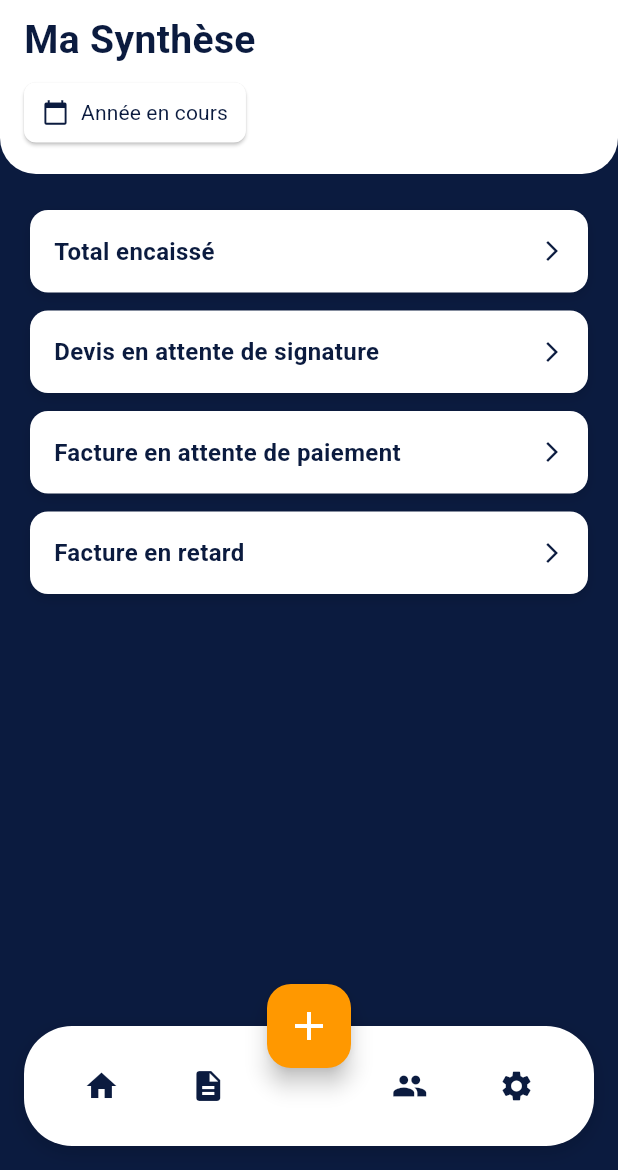
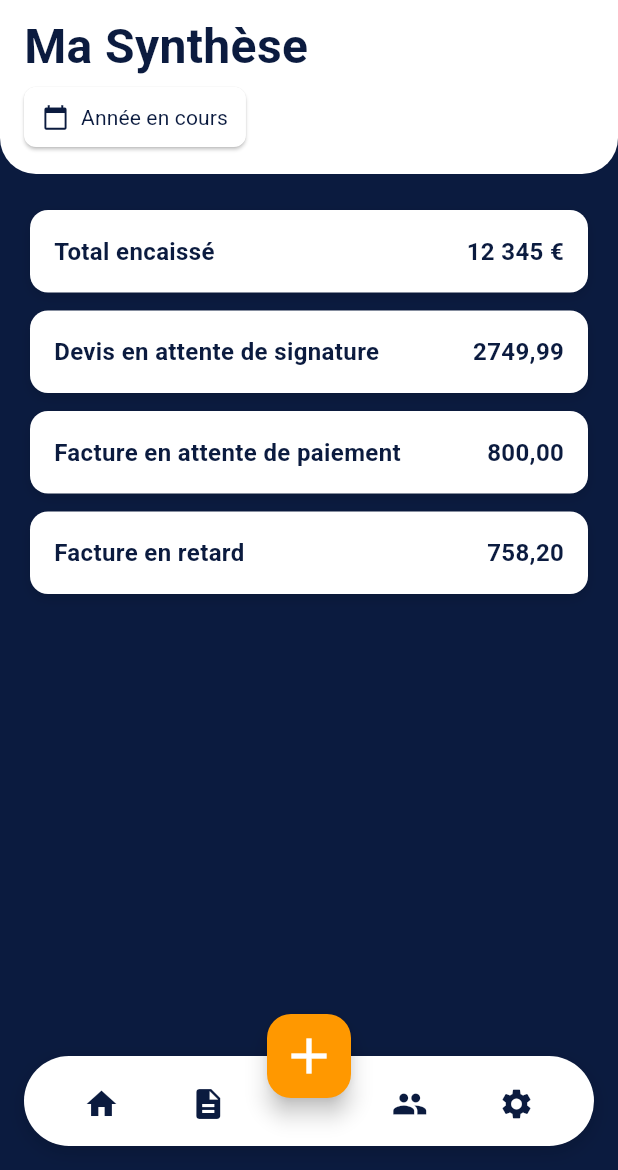
Before and after one commit to mikaelvery/devis_facture_gg_intervention, a Flutter app: the screen it shows after launch, after a tap on the "home" icon, on a phone screen of 412 x 824 dp, the part 66-1236 px from its top. Run offline on Flutter 3.47's test engine with Material 3 defaults, Android fonts, the phone set to English and light mode, and no system bars; our stand-ins replace cloud_firestore, firebase_core, flutter_dotenv, google_fonts, pdf, signature; missing offline and left inert: mailer, syncfusion_flutter_pdfviewer; accounts and stored records are empty.

Commit message:
amelioration du splashScreen du dashboard et nettoyage du devis

```diff
--- a/lib/screens/home_dashboard_screen.dart
+++ b/lib/screens/home_dashboard_screen.dart
@@ -1,12 +1,74 @@
+import 'package:flutter/material.dart';
+import 'package:intl/intl.dart';
 import 'package:devis_facture_gg_intervention/screens/document_screen.dart';
-import 'package:flutter/material.dart';
 import 'package:devis_facture_gg_intervention/constants/colors.dart';
 
-class DashboardScreen extends StatelessWidget {
+class DashboardScreen extends StatefulWidget {
   const DashboardScreen({super.key});
 
   @override
+  State<DashboardScreen> createState() => _DashboardScreenState();
+}
+
+class _DashboardScreenState extends State<DashboardScreen> {
+  DateTimeRange? selectedDateRange;
+
+  // Simule des stats en fonction de la plage
+  Map<String, String> getStats() {
+    if (selectedDateRange == null) {
+      // Stats par défaut (année en cours)
+      return {
+        'Total encaissé': '12 345 €',
+        'Devis en attente de signature': '2749,99',
+        'Facture en attente de paiement': '800,00',
+        'Facture en retard': '758,20',
+      };
+    } else {
+      // Stats mock filtrées sur la plage sélectionnée (à remplacer par ta BDD)
+      return {
+        'Total encaissé': '9 876 €',
+        'Devis en attente de signature': '1235,12',
+        'Facture en attente de paiement': '500,49 €',
+        'Facture en retard': '649 €',
+      };
+    }
+  }
+
+  Future<void> _pickDateRange() async {
+    final now = DateTime.now();
+    final initialDateRange = selectedDateRange ??
+        DateTimeRange(
+          start: DateTime(now.year, 1, 1),
+          end: now,
+        );
+
+    final picked = await showDateRangePicker(
+      context: context,
+      firstDate: DateTime(now.year - 5),
+      lastDate: DateTime(now.year + 1),
+      initialDateRange: initialDateRange,
+      helpText: 'Sélectionnez une plage de dates',
+    );
+
+    if (picked != null) {
+      setState(() {
+        selectedDateRange = picked;
+      });
+    }
+  }
+
+  String _formatDateRange() {
+    if (selectedDateRange == null) {
+      return 'Année en cours';
+    }
+    final f = DateFormat('dd/MM/yyyy');
+    return '${f.format(selectedDateRange!.start)} - ${f.format(selectedDateRange!.end)}';
+  }
+
+  @override
   Widget build(BuildContext context) {
+    final stats = getStats();
+
     return Scaffold(
       backgroundColor: bleuNuit,
       extendBody: true,
@@ -34,22 +96,20 @@ class DashboardScreen extends StatelessWidget {
                       style: TextStyle(
                         color: bleuNuit,
                         fontWeight: FontWeight.bold,
-                        fontSize: 26,
+                        fontSize: 32,
                       ),
                     ),
-                    const SizedBox(height: 6),
                     ElevatedButton.icon(
                       icon: const Icon(Icons.calendar_today, color: bleuNuit, size: 18),
-                      label: const Text('Année en cours', style: TextStyle(color: bleuNuit)),
+                      label: Text(_formatDateRange(),
+                          style: const TextStyle(color: bleuNuit)),
                       style: ElevatedButton.styleFrom(
                         padding: const EdgeInsets.symmetric(horizontal: 12, vertical: 8),
                         backgroundColor: blanc,
                         elevation: 1,
                         shape: RoundedRectangleBorder(borderRadius: BorderRadius.circular(8)),
                       ),
-                      onPressed: () {
-                        // Action date picker
-                      },
+                      onPressed: _pickDateRange,
                     ),
                   ],
                 ),
@@ -69,19 +129,17 @@ class DashboardScreen extends StatelessWidget {
         ),
       ),
       body: Padding(
-        padding: const EdgeInsets.symmetric(horizontal: 20, vertical: 24),
-        child: Column(
-          crossAxisAlignment: CrossAxisAlignment.start,
-          children: const [
-            CardStat(title: 'Total encaissé'),
-            SizedBox(height: 12),
-            CardStat(title: 'Devis en attente de signature'),
-            SizedBox(height: 12),
-            CardStat(title: 'Facture en attente de paiement'),
-            SizedBox(height: 12),
-            CardStat(title: 'Facture en retard'),
-          ],
-        ),
+
+          padding: const EdgeInsets.symmetric(horizontal: 20, vertical: 24),
+          child: Column(
+            crossAxisAlignment: CrossAxisAlignment.start,
+            children: stats.entries.map((entry) {
+              return Padding(
+                padding: const EdgeInsets.only(bottom: 12),
+                child: CardStat(title: entry.key, value: entry.value),
+              );
+            }).toList(),
+          ),
       ),
       floatingActionButtonLocation: FloatingActionButtonLocation.centerDocked,
       floatingActionButton: FloatingActionButton(
@@ -92,9 +150,10 @@ class DashboardScreen extends StatelessWidget {
             MaterialPageRoute(builder: (context) => const DocumentScreen()),
           );
         },
-        child: const Icon(Icons.add, size: 32, color: blanc),
+        child: const Icon(Icons.add, size: 40, color: blanc),
       ),
       bottomNavigationBar: Container(
+        height: 60,
         margin: const EdgeInsets.only(left: 16, right: 16, bottom: 16),
         decoration: BoxDecoration(
           color: blanc,
@@ -141,8 +200,9 @@ class DashboardScreen extends StatelessWidget {
 
 class CardStat extends StatelessWidget {
   final String title;
+  final String value;
 
-  const CardStat({super.key, required this.title});
+  const CardStat({super.key, required this.title, this.value = ''});
 
   @override
   Widget build(BuildContext context) {
@@ -166,7 +226,14 @@ class CardStat extends StatelessWidget {
               color: bleuNuit,
             ),
           ),
-          const Icon(Icons.arrow_forward_ios, size: 16, color: bleuNuit),
+          Text(
+            value,
+            style: const TextStyle(
+              fontSize: 16,
+              fontWeight: FontWeight.w600,
+              color: bleuNuit,
+            ),
+          ),
         ],
       ),
     );
--- a/lib/screens/splash_screen.dart
+++ b/lib/screens/splash_screen.dart
@@ -1,4 +1,6 @@
 import 'package:flutter/material.dart';
+import 'package:google_fonts/google_fonts.dart';
+import 'package:devis_facture_gg_intervention/constants/colors.dart';
 import 'package:devis_facture_gg_intervention/screens/home_dashboard_screen.dart';
 
 class SplashScreen extends StatefulWidget {
@@ -11,23 +13,29 @@ class SplashScreen extends StatefulWidget {
 class _SplashScreenState extends State<SplashScreen> with SingleTickerProviderStateMixin {
   late AnimationController _controller;
   late Animation<double> _fadeAnimation;
+  late Animation<double> _scaleAnimation;
 
   @override
   void initState() {
     super.initState();
 
-    // Animation de fade in
     _controller = AnimationController(
       vsync: this,
-      duration: const Duration(seconds: 2),
+      duration: const Duration(seconds: 2), // durée de l'anim
     );
 
-    _fadeAnimation = Tween<double>(begin: 0, end: 1).animate(_controller);
+    _fadeAnimation = Tween<double>(begin: 0, end: 1).animate(
+      CurvedAnimation(parent: _controller, curve: Curves.easeInOut),
+    );
+
+    _scaleAnimation = Tween<double>(begin: 0.9, end: 1.0).animate(
+      CurvedAnimation(parent: _controller, curve: Curves.easeOut),
+    );
 
     _controller.forward();
 
-    // Passage automatique à l'écran suivant après 3 secondes
-    Future.delayed(const Duration(seconds: 3), () {
+    // On attend que l'animation soit terminée avant de naviguer
+    Future.delayed(const Duration(seconds: 4), () {
       if (!mounted) return;
       Navigator.of(context).pushReplacement(
         MaterialPageRoute(builder: (_) => const DashboardScreen()),
@@ -44,10 +52,23 @@ class _SplashScreenState extends State<SplashScreen> with SingleTickerProviderSt
   @override
   Widget build(BuildContext context) {
     return Scaffold(
-      backgroundColor: const Color(0xFF0a1525),
-      body: FadeTransition(
+      body: Container(
+        decoration: const BoxDecoration(
+          gradient: LinearGradient(
+            begin: Alignment.topLeft,
+            end: Alignment.bottomRight,
+            colors: [
+              bleuNuit,
+              Color.fromARGB(255, 9, 23, 57),
+              bleuNuit,
+            ],
+          ),
+        ),
+        child: Center(
+          child: FadeTransition(
             opacity: _fadeAnimation,
-        child: Center(
+            child: ScaleTransition(
+              scale: _scaleAnimation,
               child: Column(
                 mainAxisSize: MainAxisSize.min,
                 children: [
@@ -57,17 +78,24 @@ class _SplashScreenState extends State<SplashScreen> with SingleTickerProviderSt
                     fit: BoxFit.contain,
                   ),
                   const SizedBox(height: 24),
-              const Text(
+                  Text(
                     'Bienvenue sur votre application\n de devis et facturation',
                     textAlign: TextAlign.center,
-                style: TextStyle(
+                    style: GoogleFonts.poppins(
                       color: Colors.white70,
                       fontSize: 18,
                       fontWeight: FontWeight.w500,
                       height: 1.3,
                     ),
                   ),
+                  const SizedBox(height: 30),
+                  const CircularProgressIndicator(
+                    valueColor: AlwaysStoppedAnimation<Color>(Colors.white),
+                    strokeWidth: 2,
+                  ),
                 ],
+              ),
+            ),
           ),
         ),
       ),
--- a/pubspec.yaml
+++ b/pubspec.yaml
@@ -42,6 +42,7 @@ dependencies:
   intl: ^0.20.2
   mailer: ^6.4.1
   flutter_dotenv: ^5.2.1
+  google_fonts: ^6.2.1
 
   # The following adds the Cupertino Icons font to your application.
   # Use with the CupertinoIcons class for iOS style icons.
```
Also changed, not shown: lib/screens/devis_form_screen.dart (+35 -46 lines), lib/screens/document_screen.dart (+2 -11 lines), pubspec.lock. Lines whose indentation alone changed are shown as unchanged.
